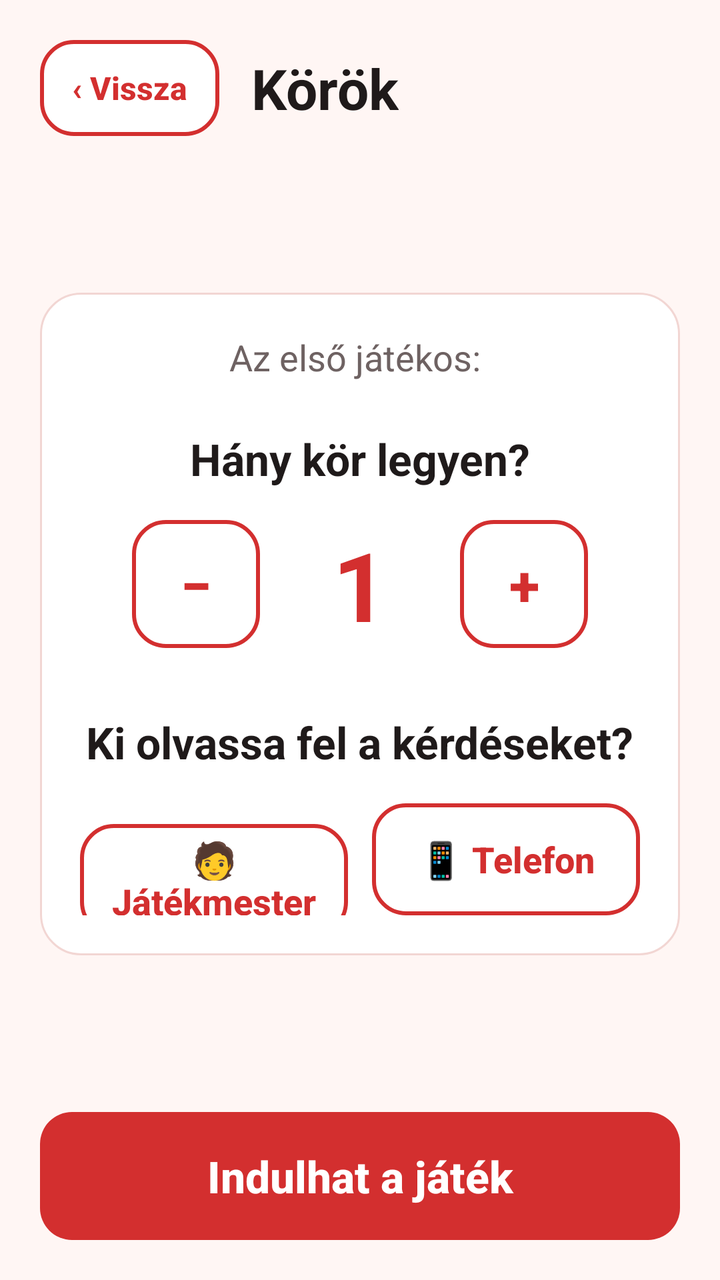
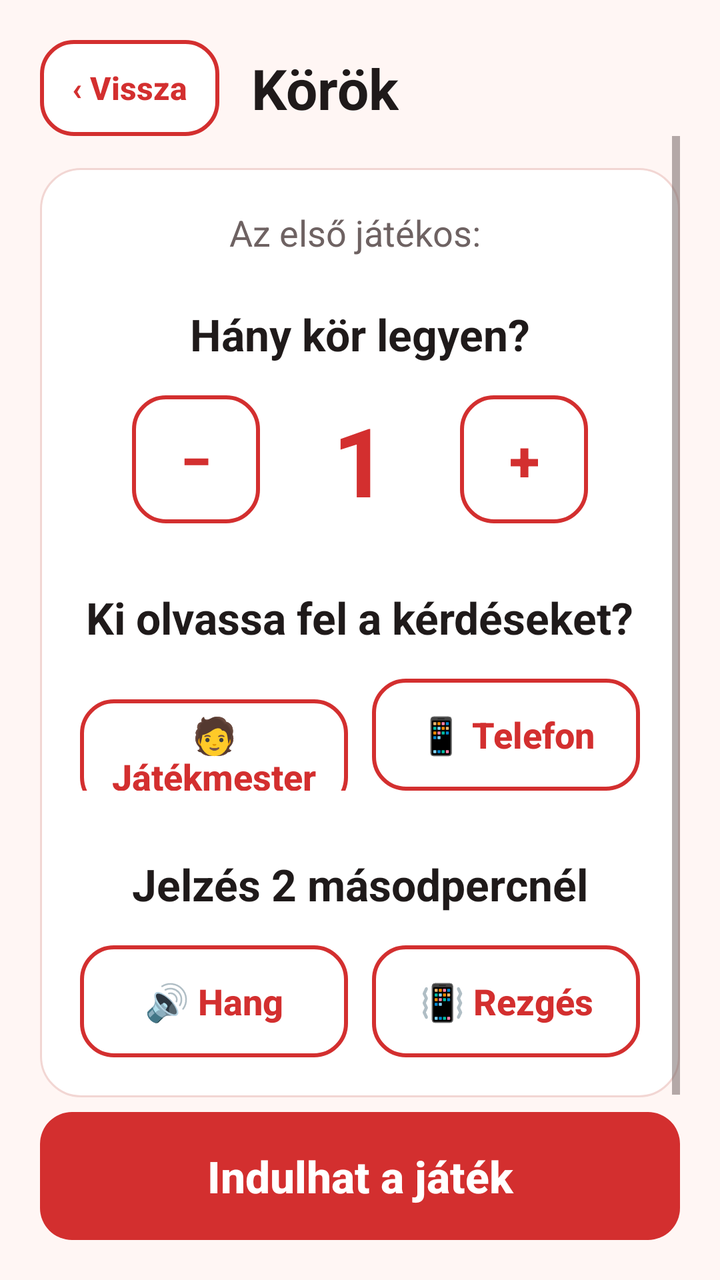

Two renders of the same Android screen: before a commit and after it. Below are the layout's source before the change and the commit's diff.
<!-- AndroidManifest.xml: application theme AppTheme -->
<!-- res/layout/activity_round.xml -->
<?xml version="1.0" encoding="utf-8"?>
<LinearLayout xmlns:android="http://schemas.android.com/apk/res/android"
    xmlns:tools="http://schemas.android.com/tools"
    style="@style/Screen"
    tools:context=".RoundActivity">

    <LinearLayout
        android:layout_width="match_parent"
        android:layout_height="wrap_content"
        android:gravity="center_vertical"
        android:orientation="horizontal">

        <Button
            style="@style/ButtonSmall"
            android:id="@+id/ButtonBackRound"
            android:text="‹ Vissza" />

        <TextView
            style="@style/ScreenTitle"
            android:layout_marginStart="16dp"
            android:text="Körök" />
    </LinearLayout>

    <Space
        android:layout_width="match_parent"
        android:layout_height="0dp"
        android:layout_weight="1" />

    <LinearLayout
        style="@style/Card"
        android:layout_width="match_parent"
        android:layout_height="wrap_content"
        android:gravity="center_horizontal"
        android:orientation="vertical">

        <TextView
            android:layout_width="wrap_content"
            android:layout_height="wrap_content"
            android:id="@+id/FirstPlayer"
            android:text="Az első játékos: "
            android:textColor="@color/textSecondary"
            android:textSize="18sp" />

        <TextView
            android:layout_width="wrap_content"
            android:layout_height="wrap_content"
            android:id="@+id/RoundText"
            android:layout_marginTop="24dp"
            android:text="Hány kör legyen?"
            android:textColor="@color/textPrimary"
            android:textSize="22sp"
            android:textStyle="bold" />

        <LinearLayout
            android:layout_width="wrap_content"
            android:layout_height="wrap_content"
            android:layout_marginTop="16dp"
            android:gravity="center_vertical"
            android:orientation="horizontal">

            <Button
                style="@style/ButtonSecondary"
                android:id="@+id/ButtonRoundMinus"
                android:layout_width="64dp"
                android:paddingStart="0dp"
                android:paddingEnd="0dp"
                android:text="−"
                android:textSize="28sp" />

            <EditText
                android:layout_width="100dp"
                android:layout_height="wrap_content"
                android:id="@+id/RoundNumber"
                android:background="@null"
                android:gravity="center"
                android:inputType="number"
                android:text="1"
                android:textColor="@color/colorPrimary"
                android:textSize="48sp"
                android:textStyle="bold" />

            <Button
                style="@style/ButtonSecondary"
                android:id="@+id/ButtonRoundPlus"
                android:layout_width="64dp"
                android:paddingStart="0dp"
                android:paddingEnd="0dp"
                android:text="+"
                android:textSize="28sp" />
        </LinearLayout>

        <TextView
            android:layout_width="wrap_content"
            android:layout_height="wrap_content"
            android:layout_marginTop="32dp"
            android:text="Ki olvassa fel a kérdéseket?"
            android:textColor="@color/textPrimary"
            android:textSize="22sp"
            android:textStyle="bold" />

        <LinearLayout
            android:layout_width="match_parent"
            android:layout_height="wrap_content"
            android:layout_marginTop="16dp"
            android:orientation="horizontal">

            <Button
                style="@style/ButtonSecondary"
                android:id="@+id/ButtonReaderMaster"
                android:layout_width="0dp"
                android:layout_height="56dp"
                android:layout_weight="1"
                android:layout_marginEnd="6dp"
                android:paddingStart="8dp"
                android:paddingEnd="8dp"
                android:text="🧑 Játékmester"
                android:textSize="18sp" />

            <Button
                style="@style/ButtonSecondary"
                android:id="@+id/ButtonReaderPhone"
                android:layout_width="0dp"
                android:layout_height="56dp"
                android:layout_weight="1"
                android:layout_marginStart="6dp"
                android:paddingStart="8dp"
                android:paddingEnd="8dp"
                android:text="📱 Telefon"
                android:textSize="18sp" />
        </LinearLayout>
    </LinearLayout>

    <Space
        android:layout_width="match_parent"
        android:layout_height="0dp"
        android:layout_weight="1" />

    <Button
        style="@style/ButtonPrimary"
        android:id="@+id/ButtonNextRound"
        android:text="Indulhat a játék" />

</LinearLayout>
<!-- resources referenced by this layout -->
<resources>
  <color name="colorPrimary">#D32F2F</color>
  <color name="textPrimary">#1F1A1A</color>
  <color name="textSecondary">#6E6262</color>
  <style name="ButtonPrimary" parent="ButtonBase">
          <item name="android:background">@drawable/btn_primary</item>
          <item name="android:textColor">@color/surface</item>
      </style>
  <style name="ButtonSecondary" parent="ButtonBase">
          <item name="android:background">@drawable/btn_secondary</item>
          <item name="android:textColor">@color/text_secondary_button</item>
      </style>
  <style name="ButtonSmall" parent="ButtonSecondary">
          <item name="android:layout_width">wrap_content</item>
          <item name="android:layout_height">48dp</item>
          <item name="android:textSize">16sp</item>
          <item name="android:paddingStart">16dp</item>
          <item name="android:paddingEnd">16dp</item>
      </style>
  <style name="Card">
          <item name="android:background">@drawable/bg_card</item>
          <item name="android:padding">20dp</item>
      </style>
  <style name="Screen">
          <item name="android:layout_width">match_parent</item>
          <item name="android:layout_height">match_parent</item>
          <item name="android:orientation">vertical</item>
          <item name="android:padding">20dp</item>
          <item name="android:background">@color/background</item>
      </style>
  <style name="ScreenTitle">
          <item name="android:layout_width">wrap_content</item>
          <item name="android:layout_height">wrap_content</item>
          <item name="android:textSize">28sp</item>
          <item name="android:textStyle">bold</item>
          <item name="android:textColor">@color/textPrimary</item>
      </style>
  <style name="AppTheme" parent="Theme.AppCompat.Light.NoActionBar">
          <item name="colorPrimary">@color/colorPrimary</item>
          <item name="colorPrimaryDark">@color/colorPrimaryDark</item>
          <item name="colorAccent">@color/colorAccent</item>
          <item name="android:windowBackground">@color/background</item>
          <item name="android:textColorPrimary">@color/textPrimary</item>
          <item name="android:textColorSecondary">@color/textSecondary</item>
      </style>
  <style name="ButtonBase" parent="Widget.AppCompat.Button">
          <item name="android:layout_width">match_parent</item>
          <item name="android:layout_height">64dp</item>
          <item name="android:textSize">22sp</item>
          <item name="android:textStyle">bold</item>
          <item name="android:textAllCaps">false</item>
          <item name="android:stateListAnimator">@null</item>
          <item name="android:paddingStart">20dp</item>
          <item name="android:paddingEnd">20dp</item>
      </style>
  <color name="surface">#FFFFFF</color>
  <!-- drawable bg_card (drawable) -->
  <?xml version="1.0" encoding="utf-8"?>
  <shape xmlns:android="http://schemas.android.com/apk/res/android" android:shape="rectangle">
      <corners android:radius="20dp" />
      <solid android:color="@color/surface" />
      <stroke android:width="1dp" android:color="@color/outline" />
  </shape>
  <color name="background">#FFF6F4</color>
  <color name="colorPrimaryDark">#9A0007</color>
  <color name="colorAccent">#D32F2F</color>
  <color name="disabled">#E0D6D5</color>
  <color name="pinkLight">#FCE4EC</color>
  <color name="outline">#F2D6D3</color>
  <!-- unchanged entries left out for length: 2 -->
</resources>

<!-- the commit's change to res/layout/activity_round.xml (unified diff, before → after) -->
@@ -21,119 +21,167 @@
             android:text="Körök" />
     </LinearLayout>
 
-    <Space
+    
+    <ScrollView
         android:layout_width="match_parent"
         android:layout_height="0dp"
-        android:layout_weight="1" />
-
-    <LinearLayout
-        style="@style/Card"
-        android:layout_width="match_parent"
-        android:layout_height="wrap_content"
-        android:gravity="center_horizontal"
-        android:orientation="vertical">
-
-        <TextView
-            android:layout_width="wrap_content"
-            android:layout_height="wrap_content"
-            android:id="@+id/FirstPlayer"
-            android:text="Az első játékos: "
-            android:textColor="@color/textSecondary"
-            android:textSize="18sp" />
-
-        <TextView
-            android:layout_width="wrap_content"
-            android:layout_height="wrap_content"
-            android:id="@+id/RoundText"
-            android:layout_marginTop="24dp"
-            android:text="Hány kör legyen?"
-            android:textColor="@color/textPrimary"
-            android:textSize="22sp"
-            android:textStyle="bold" />
-
-        <LinearLayout
-            android:layout_width="wrap_content"
-            android:layout_height="wrap_content"
-            android:layout_marginTop="16dp"
-            android:gravity="center_vertical"
-            android:orientation="horizontal">
-
-            <Button
-                style="@style/ButtonSecondary"
-                android:id="@+id/ButtonRoundMinus"
-                android:layout_width="64dp"
-                android:paddingStart="0dp"
-                android:paddingEnd="0dp"
-                android:text="−"
-                android:textSize="28sp" />
-
-            <EditText
-                android:layout_width="100dp"
-                android:layout_height="wrap_content"
-                android:id="@+id/RoundNumber"
-                android:background="@null"
-                android:gravity="center"
-                android:inputType="number"
-                android:text="1"
-                android:textColor="@color/colorPrimary"
-                android:textSize="48sp"
-                android:textStyle="bold" />
-
-            <Button
-                style="@style/ButtonSecondary"
-                android:id="@+id/ButtonRoundPlus"
-                android:layout_width="64dp"
-                android:paddingStart="0dp"
-                android:paddingEnd="0dp"
-                android:text="+"
-                android:textSize="28sp" />
-        </LinearLayout>
-
-        <TextView
-            android:layout_width="wrap_content"
-            android:layout_height="wrap_content"
-            android:layout_marginTop="32dp"
-            android:text="Ki olvassa fel a kérdéseket?"
-            android:textColor="@color/textPrimary"
-            android:textSize="22sp"
-            android:textStyle="bold" />
+        android:layout_weight="1"
+        android:fillViewport="true">
 
         <LinearLayout
             android:layout_width="match_parent"
             android:layout_height="wrap_content"
-            android:layout_marginTop="16dp"
-            android:orientation="horizontal">
+            android:gravity="center_vertical"
+            android:orientation="vertical"
+            android:paddingTop="16dp"
+            android:paddingBottom="16dp">
 
-            <Button
-                style="@style/ButtonSecondary"
-                android:id="@+id/ButtonReaderMaster"
-                android:layout_width="0dp"
-                android:layout_height="56dp"
-                android:layout_weight="1"
-                android:layout_marginEnd="6dp"
-                android:paddingStart="8dp"
-                android:paddingEnd="8dp"
-                android:text="🧑 Játékmester"
-                android:textSize="18sp" />
+            <LinearLayout
+                style="@style/Card"
+                android:layout_width="match_parent"
+                android:layout_height="wrap_content"
+                android:gravity="center_horizontal"
+                android:orientation="vertical">
 
-            <Button
-                style="@style/ButtonSecondary"
-                android:id="@+id/ButtonReaderPhone"
-                android:layout_width="0dp"
-                android:layout_height="56dp"
-                android:layout_weight="1"
-                android:layout_marginStart="6dp"
-                android:paddingStart="8dp"
-                android:paddingEnd="8dp"
-                android:text="📱 Telefon"
-                android:textSize="18sp" />
+                <TextView
+                    android:layout_width="wrap_content"
+                    android:layout_height="wrap_content"
+                    android:id="@+id/FirstPlayer"
+                    android:text="Az első játékos: "
+                    android:textColor="@color/textSecondary"
+                    android:textSize="18sp" />
+
+                <TextView
+                    android:layout_width="wrap_content"
+                    android:layout_height="wrap_content"
+                    android:id="@+id/RoundText"
+                    android:layout_marginTop="24dp"
+                    android:text="Hány kör legyen?"
+                    android:textColor="@color/textPrimary"
+                    android:textSize="22sp"
+                    android:textStyle="bold" />
+
+                <LinearLayout
+                    android:layout_width="wrap_content"
+                    android:layout_height="wrap_content"
+                    android:layout_marginTop="16dp"
+                    android:gravity="center_vertical"
+                    android:orientation="horizontal">
+
+                    <Button
+                        style="@style/ButtonSecondary"
+                        android:id="@+id/ButtonRoundMinus"
+                        android:layout_width="64dp"
+                        android:paddingStart="0dp"
+                        android:paddingEnd="0dp"
+                        android:text="−"
+                        android:textSize="28sp" />
+
+                    <EditText
+                        android:layout_width="100dp"
+                        android:layout_height="wrap_content"
+                        android:id="@+id/RoundNumber"
+                        android:background="@null"
+                        android:gravity="center"
+                        android:inputType="number"
+                        android:text="1"
+                        android:textColor="@color/colorPrimary"
+                        android:textSize="48sp"
+                        android:textStyle="bold" />
+
+                    <Button
+                        style="@style/ButtonSecondary"
+                        android:id="@+id/ButtonRoundPlus"
+                        android:layout_width="64dp"
+                        android:paddingStart="0dp"
+                        android:paddingEnd="0dp"
+                        android:text="+"
+                        android:textSize="28sp" />
+                </LinearLayout>
+
+                <TextView
+                    android:layout_width="wrap_content"
+                    android:layout_height="wrap_content"
+                    android:layout_marginTop="32dp"
+                    android:text="Ki olvassa fel a kérdéseket?"
+                    android:textColor="@color/textPrimary"
+                    android:textSize="22sp"
+                    android:textStyle="bold" />
+
+                <LinearLayout
+                    android:layout_width="match_parent"
+                    android:layout_height="wrap_content"
+                    android:layout_marginTop="16dp"
+                    android:orientation="horizontal">
+
+                    <Button
+                        style="@style/ButtonSecondary"
+                        android:id="@+id/ButtonReaderMaster"
+                        android:layout_width="0dp"
+                        android:layout_height="56dp"
+                        android:layout_weight="1"
+                        android:layout_marginEnd="6dp"
+                        android:paddingStart="8dp"
+                        android:paddingEnd="8dp"
+                        android:text="🧑 Játékmester"
+                        android:textSize="18sp" />
+
+                    <Button
+                        style="@style/ButtonSecondary"
+                        android:id="@+id/ButtonReaderPhone"
+                        android:layout_width="0dp"
+                        android:layout_height="56dp"
+                        android:layout_weight="1"
+                        android:layout_marginStart="6dp"
+                        android:paddingStart="8dp"
+                        android:paddingEnd="8dp"
+                        android:text="📱 Telefon"
+                        android:textSize="18sp" />
+                </LinearLayout>
+
+                <TextView
+                    android:layout_width="wrap_content"
+                    android:layout_height="wrap_content"
+                    android:layout_marginTop="32dp"
+                    android:text="Jelzés 2 másodpercnél"
+                    android:textColor="@color/textPrimary"
+                    android:textSize="22sp"
+                    android:textStyle="bold" />
+
+                
+                <LinearLayout
+                    android:layout_width="match_parent"
+                    android:layout_height="wrap_content"
+                    android:layout_marginTop="16dp"
+                    android:orientation="horizontal">
+
+                    <Button
+                        style="@style/ButtonSecondary"
+                        android:id="@+id/ButtonSignalBeep"
+                        android:layout_width="0dp"
+                        android:layout_height="56dp"
+                        android:layout_weight="1"
+                        android:layout_marginEnd="6dp"
+                        android:paddingStart="8dp"
+                        android:paddingEnd="8dp"
+                        android:text="🔊 Hang"
+                        android:textSize="18sp" />
+
+                    <Button
+                        style="@style/ButtonSecondary"
+                        android:id="@+id/ButtonSignalVibrate"
+                        android:layout_width="0dp"
+                        android:layout_height="56dp"
+                        android:layout_weight="1"
+                        android:layout_marginStart="6dp"
+                        android:paddingStart="8dp"
+                        android:paddingEnd="8dp"
+                        android:text="📳 Rezgés"
+                        android:textSize="18sp" />
+                </LinearLayout>
+            </LinearLayout>
         </LinearLayout>
-    </LinearLayout>
-
-    <Space
-        android:layout_width="match_parent"
-        android:layout_height="0dp"
-        android:layout_weight="1" />
+    </ScrollView>
 
     <Button
         style="@style/ButtonPrimary"
